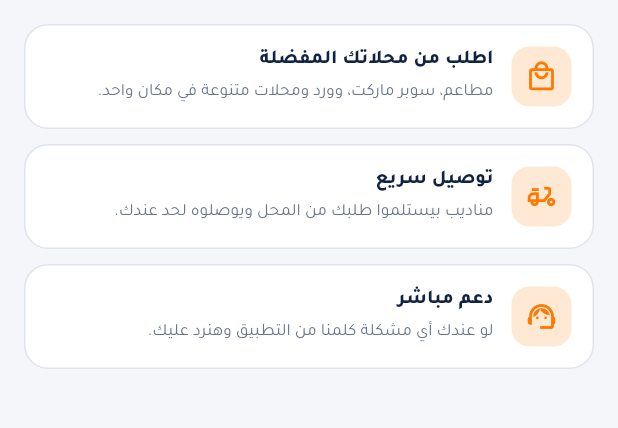
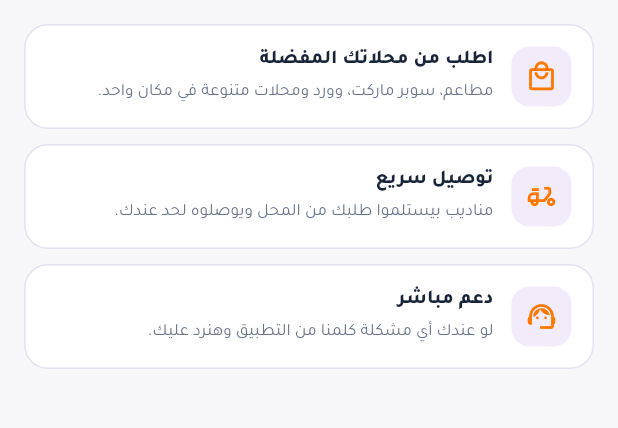
Before and after one commit to a7medelzaiady-hub/wassally, a Flutter app: the AboutPage screen opened directly, on a phone screen of 412 x 824 dp, the part 276-704 px from its top. Run offline on Flutter 3.47's test engine with Material 3 defaults, Android fonts, the phone set to English and light mode, and no system bars; our stand-ins replace audioplayers, cached_network_image, cloud_firestore, file_picker, firebase_auth, firebase_core and 9 more; missing offline and left inert: firebase_app_check, firebase_performance, in_app_update, record; accounts and stored records are empty; network calls fail.

Commit message:
style: harmonize Wasally orange with royal purple palette

```diff
--- a/lib/theme/brand.dart
+++ b/lib/theme/brand.dart
@@ -114,17 +114,17 @@ class AppPalette {
 
   static const wasally = AppPalette(
     id: 'wasally',
-    name: 'وصّلي الأصلي',
+    name: 'وصّلي - برتقالي وبنفسجي ملكي',
     primary: Color(0xFFFF7900),
     primaryDark: Color(0xFFE65F00),
     primaryLight: Color(0xFFFFA340),
-    accent: Color(0xFF102344),
-    accentDeep: Color(0xFF08182F),
-    bg: Color(0xFFF5F6FA),
-    ink: Color(0xFF102344),
+    accent: Color(0xFF512DA8),
+    accentDeep: Color(0xFF381B78),
+    bg: Color(0xFFF7F7FA),
+    ink: Color(0xFF19243B),
     muted: Color(0xFF69758B),
-    line: Color(0xFFE0E5ED),
-    soft: Color(0xFFFFE9D5),
+    line: Color(0xFFE6E1F0),
+    soft: Color(0xFFF1EBFA),
   );
 
   // Approved identity is fixed for every role; legacy definitions are kept
```
